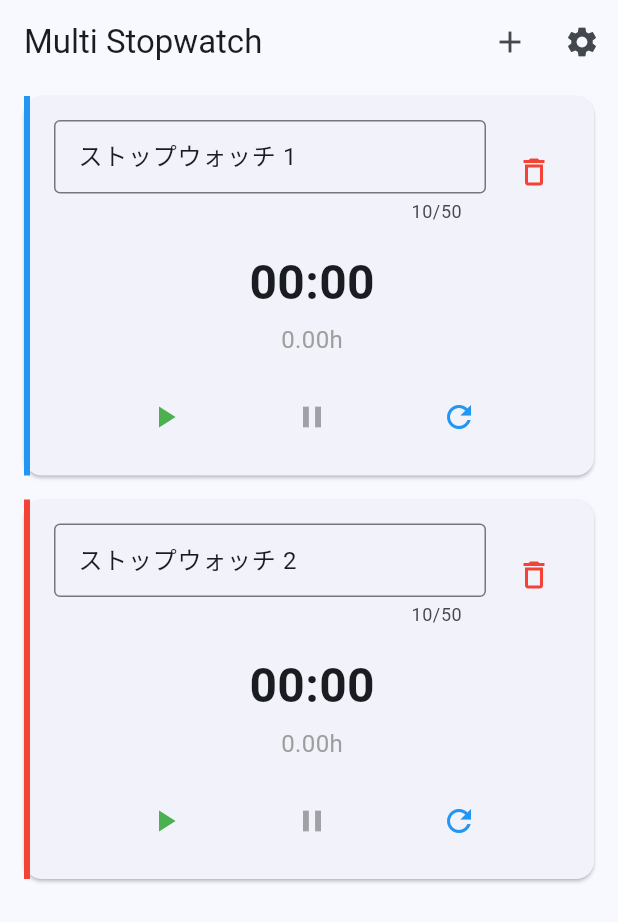
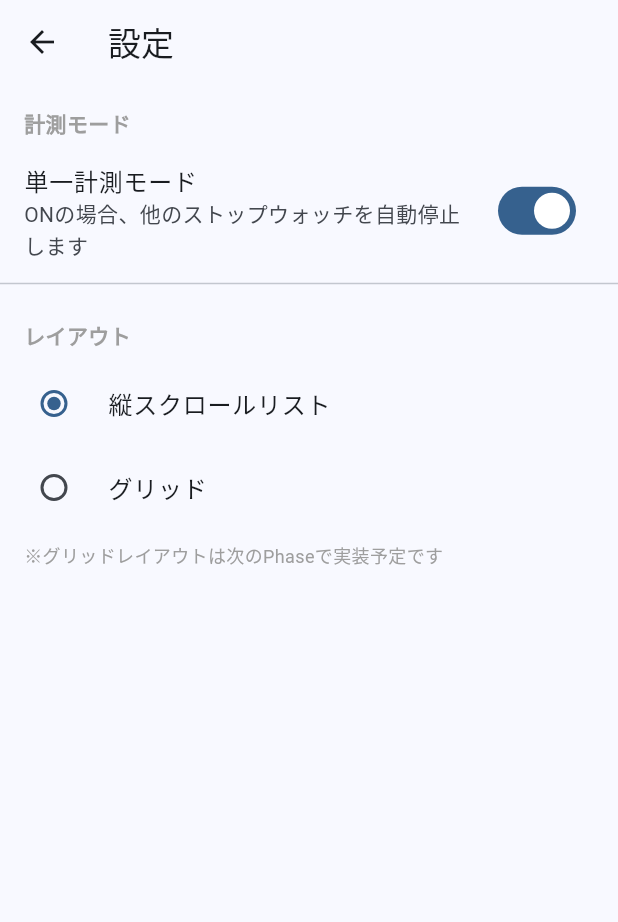
Before and after one commit to takuya040321/multi_stopwatch, a Flutter app: the screen it shows after launch, after a tap on the "settings" icon, on a phone screen of 412 x 824 dp. Shown: the top 922 px of the screen. Run offline on Flutter 3.47's test engine with Material 3 defaults, Android fonts, the phone set to English and light mode, and no system bars; our stand-ins replace flutter_riverpod, hive, hive_flutter, shared_preferences; accounts and stored records are empty.

Commit message:
feat: Phase 6設定画面の実装
実装内容:
- SettingsProviderの実装（設定状態管理、保存・復元）
- SettingsScreenの実装（計測モード・レイアウト設定UI）
- StopwatchProviderの変更（設定から単一計測モードを動的に取得）
- HomeScreenの変更（設定画面への遷移、設定初期化処理）
- 単一計測モード/複数同時計測モードの切り替え機能
- レイアウト設定UI（縦スクロール/グリッド）
- 設定の永続化機能

```diff
--- /dev/null
+++ b/lib/providers/settings_provider.dart
@@ -0,0 +1,88 @@
+import "package:flutter/foundation.dart";
+import "package:flutter_riverpod/flutter_riverpod.dart";
+import "../models/app_settings.dart";
+import "../repositories/settings_repository.dart";
+
+/// 設定状態の管理を行うStateNotifier
+///
+/// アプリケーション設定の読み込み、保存、変更を管理する
+class SettingsNotifier extends StateNotifier<AppSettings> {
+  final SettingsRepository _repository;
+
+  SettingsNotifier(this._repository) : super(AppSettings.defaultSettings());
+
+  /// リポジトリから設定を読み込む
+  ///
+  /// アプリ起動時に呼び出される
+  Future<void> loadSettings() async {
+    try {
+      final settings = await _repository.loadSettings();
+      state = settings;
+    } catch (e) {
+      debugPrint("設定の読み込みエラー: $e");
+      // エラーが発生した場合はデフォルト設定を使用
+      state = AppSettings.defaultSettings();
+    }
+  }
+
+  /// 計測モードを切り替える
+  ///
+  /// [isSingleMode] true: 単一計測モード, false: 複数同時計測モード
+  Future<void> toggleMeasurementMode(bool isSingleMode) async {
+    try {
+      final newSettings = state.copyWith(
+        isSingleMeasurementMode: isSingleMode,
+      );
+      state = newSettings;
+      await _repository.saveSettings(newSettings);
+    } catch (e) {
+      debugPrint("計測モード切り替えエラー: $e");
+      throw Exception("計測モードの変更に失敗しました。もう一度お試しください。");
+    }
+  }
+
+  /// レイアウトモードを切り替える
+  ///
+  /// [layoutMode] "LIST" または "GRID"
+  Future<void> toggleLayoutMode(String layoutMode) async {
+    // レイアウトモードの検証
+    if (layoutMode != "LIST" && layoutMode != "GRID") {
+      throw Exception("無効なレイアウトモードです。");
+    }
+
+    try {
+      final newSettings = state.copyWith(
+        layoutMode: layoutMode,
+      );
+      state = newSettings;
+      await _repository.saveSettings(newSettings);
+    } catch (e) {
+      debugPrint("レイアウトモード切り替えエラー: $e");
+      throw Exception("レイアウトモードの変更に失敗しました。もう一度お試しください。");
+    }
+  }
+}
+
+/// SettingsRepositoryのプロバイダー
+///
+/// リポジトリのインスタンスを提供し、アプリケーション全体で共有する
+final settingsRepositoryProvider = Provider<SettingsRepository>((ref) {
+  return SettingsRepository();
+});
+
+/// リポジトリの初期化を行うプロバイダー
+///
+/// アプリ起動時に一度だけ呼び出される
+final initializeSettingsRepositoryProvider = FutureProvider<void>((ref) async {
+  final repository = ref.read(settingsRepositoryProvider);
+  await repository.init();
+});
+
+/// SettingsProviderのインスタンス
+///
+/// アプリケーション全体で設定状態を管理する
+final settingsProvider =
+    StateNotifierProvider<SettingsNotifier, AppSettings>((ref) {
+  final repository = ref.watch(settingsRepositoryProvider);
+  return SettingsNotifier(repository);
+});
--- a/lib/views/home_screen.dart
+++ b/lib/views/home_screen.dart
@@ -7,7 +7,9 @@ import "package:flutter/material.dart";
 import "package:flutter_riverpod/flutter_riverpod.dart";
 import "../providers/stopwatch_provider.dart";
 import "../providers/timer_provider.dart";
+import "../providers/settings_provider.dart";
 import "widgets/stopwatch_card.dart";
+import "settings_screen.dart";
 
 /// ホーム画面
 class HomeScreen extends ConsumerStatefulWidget {
@@ -64,11 +66,17 @@ class _HomeScreenState extends ConsumerState<HomeScreen> with WidgetsBindingObse
   /// リポジトリの初期化とストップウォッチデータの読み込みを行う
   Future<void> _initializeApp() async {
     try {
-      // リポジトリの初期化
+      // ストップウォッチリポジトリの初期化
       await ref.read(initializeRepositoryProvider.future);
+
+      // 設定リポジトリの初期化
+      await ref.read(initializeSettingsRepositoryProvider.future);
 
       // ストップウォッチデータの読み込み
       await ref.read(stopwatchProvider.notifier).loadStopwatches();
+
+      // 設定データの読み込み
+      await ref.read(settingsProvider.notifier).loadSettings();
 
       setState(() {
         _isInitialized = true;
@@ -113,8 +121,10 @@ class _HomeScreenState extends ConsumerState<HomeScreen> with WidgetsBindingObse
           IconButton(
             icon: const Icon(Icons.settings),
             onPressed: () {
-              // TODO: Phase 6で設定画面に遷移
-              debugPrint("設定ボタンが押されました");
+              Navigator.push(
+                context,
+                MaterialPageRoute(builder: (context) => const SettingsScreen()),
+              );
             },
             tooltip: "設定",
           ),
--- /dev/null
+++ b/lib/views/settings_screen.dart
@@ -0,0 +1,137 @@
+import "package:flutter/material.dart";
+import "package:flutter_riverpod/flutter_riverpod.dart";
+import "../providers/settings_provider.dart";
+
+/// 設定画面
+///
+/// 計測モード、レイアウトなどのアプリケーション設定を管理する画面
+class SettingsScreen extends ConsumerWidget {
+  const SettingsScreen({super.key});
+
+  @override
+  Widget build(BuildContext context, WidgetRef ref) {
+    final settings = ref.watch(settingsProvider);
+
+    return Scaffold(
+      appBar: AppBar(
+        title: const Text("設定"),
+      ),
+      body: ListView(
+        children: [
+          // 計測モードセクション
+          _buildSectionTitle("計測モード"),
+          SwitchListTile(
+            title: const Text("単一計測モード"),
+            subtitle: const Text("ONの場合、他のストップウォッチを自動停止します"),
+            value: settings.isSingleMeasurementMode,
+            onChanged: (value) => _toggleMeasurementMode(context, ref, value),
+          ),
+          const Divider(),
+
+          // レイアウトセクション
+          _buildSectionTitle("レイアウト"),
+          // ignore: deprecated_member_use
+          RadioListTile<String>(
+            title: const Text("縦スクロールリスト"),
+            value: "LIST",
+            // ignore: deprecated_member_use
+            groupValue: settings.layoutMode,
+            // ignore: deprecated_member_use
+            onChanged: (value) => _toggleLayoutMode(context, ref, value!),
+          ),
+          // ignore: deprecated_member_use
+          RadioListTile<String>(
+            title: const Text("グリッド"),
+            value: "GRID",
+            // ignore: deprecated_member_use
+            groupValue: settings.layoutMode,
+            // ignore: deprecated_member_use
+            onChanged: (value) => _toggleLayoutMode(context, ref, value!),
+          ),
+          _buildNote("※グリッドレイアウトは次のPhaseで実装予定です"),
+        ],
+      ),
+    );
+  }
+
+  /// セクションタイトルを構築する
+  ///
+  /// [title] セクションのタイトル文字列
+  Widget _buildSectionTitle(String title) {
+    return Padding(
+      padding: const EdgeInsets.fromLTRB(16.0, 16.0, 16.0, 8.0),
+      child: Text(
+        title,
+        style: const TextStyle(
+          fontSize: 14,
+          fontWeight: FontWeight.bold,
+          color: Colors.grey,
+        ),
+      ),
+    );
+  }
+
+  /// 注意書きテキストを構築する
+  ///
+  /// [text] 注意書きの文字列
+  Widget _buildNote(String text) {
+    return Padding(
+      padding: const EdgeInsets.symmetric(horizontal: 16.0, vertical: 8.0),
+      child: Text(
+        text,
+        style: const TextStyle(
+          fontSize: 12,
+          color: Colors.grey,
+        ),
+      ),
+    );
+  }
+
+  /// 計測モードを切り替える
+  ///
+  /// [context] BuildContext
+  /// [ref] WidgetRef
+  /// [isSingleMode] 単一計測モードかどうか
+  Future<void> _toggleMeasurementMode(
+    BuildContext context,
+    WidgetRef ref,
+    bool isSingleMode,
+  ) async {
+    try {
+      await ref.read(settingsProvider.notifier).toggleMeasurementMode(isSingleMode);
+    } catch (e) {
+      if (context.mounted) {
+        ScaffoldMessenger.of(context).showSnackBar(
+          SnackBar(
+            content: Text(e.toString().replaceFirst("Exception: ", "")),
+            backgroundColor: Colors.red,
+          ),
+        );
+      }
+    }
+  }
+
+  /// レイアウトモードを切り替える
+  ///
+  /// [context] BuildContext
+  /// [ref] WidgetRef
+  /// [layoutMode] レイアウトモード ("LIST" または "GRID")
+  Future<void> _toggleLayoutMode(
+    BuildContext context,
+    WidgetRef ref,
+    String layoutMode,
+  ) async {
+    try {
+      await ref.read(settingsProvider.notifier).toggleLayoutMode(layoutMode);
+    } catch (e) {
+      if (context.mounted) {
+        ScaffoldMessenger.of(context).showSnackBar(
+          SnackBar(
+            content: Text(e.toString().replaceFirst("Exception: ", "")),
+            backgroundColor: Colors.red,
+          ),
+        );
+      }
+    }
+  }
+}
```
Also changed, not shown: lib/providers/stopwatch_provider.dart (+8 -6 lines).
